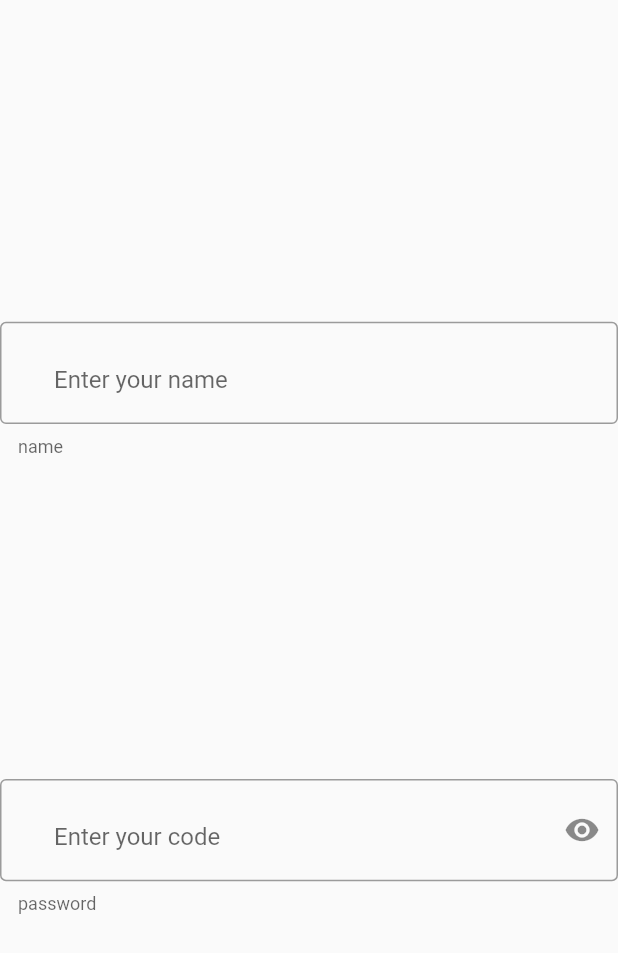
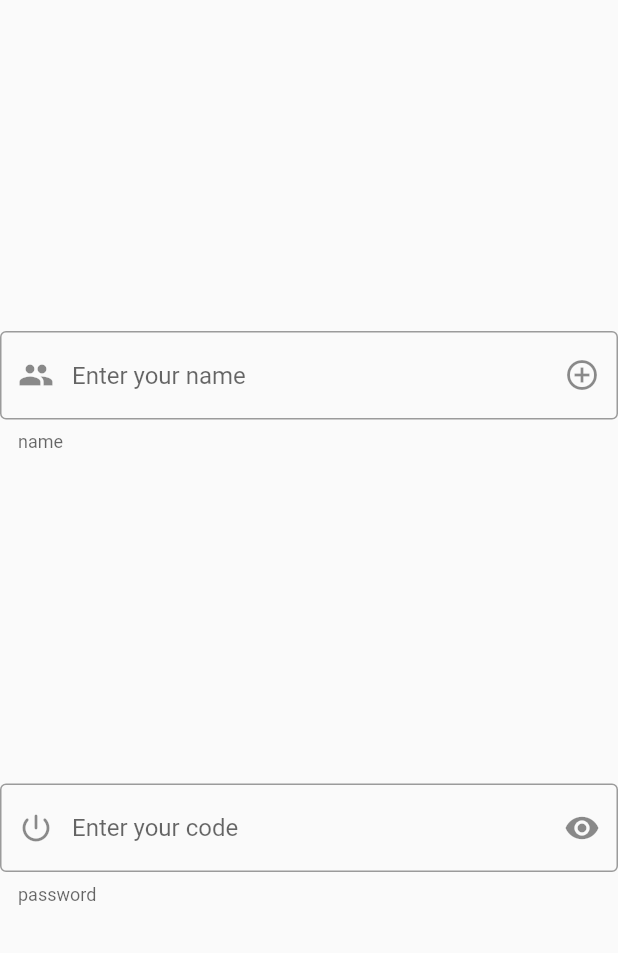
Before and after one commit to adhamniyozboyev/icon_textfield_themes, a Flutter app: the screen it shows after launch, on a phone screen of 412 x 824 dp. Shown: the top 953 px of the screen. Run offline on Flutter 3.47's test engine with Material 2 defaults, Android fonts, the phone set to English and light mode, and no system bars.

Commit message:
finish repeat

```diff
--- a/lib/main.dart
+++ b/lib/main.dart
@@ -2,6 +2,7 @@ import 'package:flutter/material.dart';
 
 void main() {
   runApp(MaterialApp(
+    debugShowCheckedModeBanner: false,
     home: MyWidget(),
   ));
 }
@@ -14,6 +15,7 @@ class MyWidget extends StatefulWidget {
 }
 
 class _MyWidgetState extends State<MyWidget> {
+  TextEditingController controller = TextEditingController();
   bool b = false;
   @override
   Widget build(BuildContext context) {
@@ -22,12 +24,13 @@ class _MyWidgetState extends State<MyWidget> {
         mainAxisAlignment: MainAxisAlignment.spaceEvenly,
         children: [
           TextField(
+            controller: controller,
             keyboardType: TextInputType.name,
             decoration: InputDecoration(
                 hintText: 'Enter your name',
                 helperText: 'name',
-                prefix: Icon(Icons.people),
-                suffix: Icon(Icons.add_circle_outline_sharp),
+                prefixIcon: Icon(Icons.people),
+                suffixIcon: Icon(Icons.add_circle_outline_sharp),
                 border: OutlineInputBorder()),
           ),
           TextField(
@@ -36,7 +39,7 @@ class _MyWidgetState extends State<MyWidget> {
             decoration: InputDecoration(
                 hintText: 'Enter your code',
                 helperText: 'password',
-                prefix: Icon(Icons.password),
+                prefixIcon: Icon(Icons.power_settings_new_rounded),
                 suffixIcon: IconButton(
                     hoverColor: Colors.transparent,
                     highlightColor: Colors.transparent,
```
